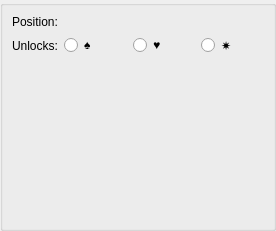
This is objecteditwidget.ui in maxlor/PetsciiRobotsMapEditor as Qt 5 draws it before an edit. The edited form follows.
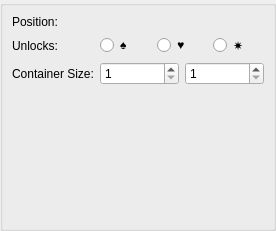
This is the edited form. The open tabs and pages were chosen to show the change. Custom widgets are drawn as their Qt base class.

```diff
--- a/objecteditwidget.ui
+++ b/objecteditwidget.ui
@@ -375,8 +375,45 @@
          </item>
         </layout>
        </item>
-       <item row="0" column="1">
-        <widget class="CoordinateWidget" name="coordinatesKey" native="true"/>
+       <item row="2" column="0">
+        <widget class="QLabel" name="labelKeyContainerSize">
+         <property name="text">
+          <string>Container Size:</string>
+         </property>
+         <property name="buddy">
+          <cstring>editWeaponContainerWidth</cstring>
+         </property>
+        </widget>
+       </item>
+       <item row="2" column="1">
+        <layout class="QHBoxLayout" name="horizontalLayout_8">
+         <item>
+          <widget class="QSpinBox" name="editKeyContainerWidth">
+           <property name="toolTip">
+            <string>&lt;html&gt;&lt;head/&gt;&lt;body&gt;&lt;p&gt;Making the container size larger than 1/1 means that searching &amp;lt;i&amp;gt;any&amp;lt;/i&amp;gt; of several tiles let's the player find the item. Use this when placing an item in large objects like desks or beds, so that th player doesn't have to search every single tile of the object.&lt;/p&gt;&lt;/body&gt;&lt;/html&gt;</string>
+           </property>
+           <property name="minimum">
+            <number>1</number>
+           </property>
+           <property name="maximum">
+            <number>128</number>
+           </property>
+          </widget>
+         </item>
+         <item>
+          <widget class="QSpinBox" name="editKeyContainerHeight">
+           <property name="toolTip">
+            <string>&lt;html&gt;&lt;head/&gt;&lt;body&gt;&lt;p&gt;Making the container size larger than 1/1 means that searching &amp;lt;i&amp;gt;any&amp;lt;/i&amp;gt; of several tiles let's the player find the item. Use this when placing an item in large objects like desks or beds, so that th player doesn't have to search every single tile of the object.&lt;/p&gt;&lt;/body&gt;&lt;/html&gt;</string>
+           </property>
+           <property name="minimum">
+            <number>1</number>
+           </property>
+           <property name="maximum">
+            <number>64</number>
+           </property>
+          </widget>
+         </item>
+        </layout>
        </item>
       </layout>
      </widget>
```
Left out of the diff: 5 changed lines with no effect on the pictures.
